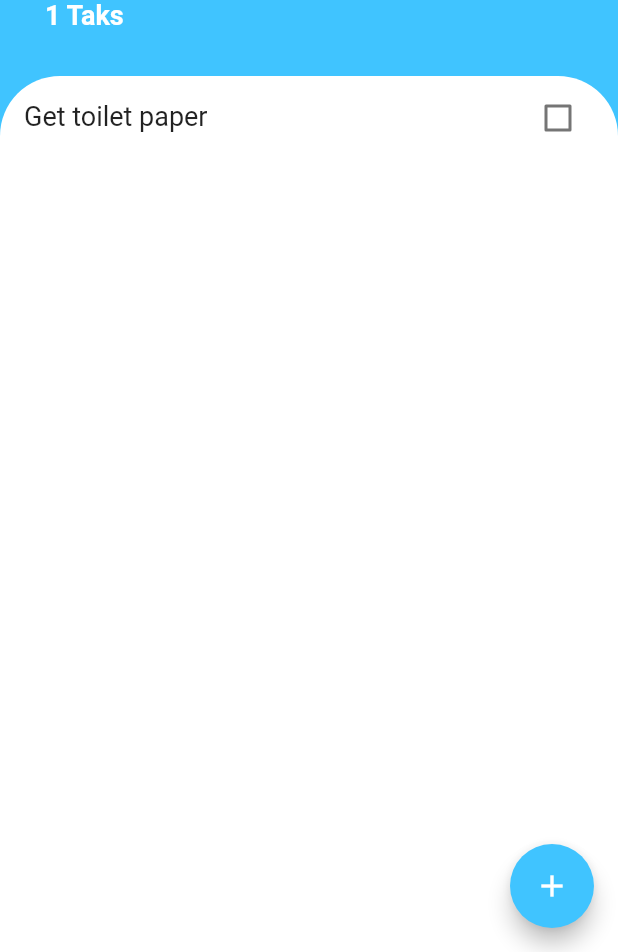
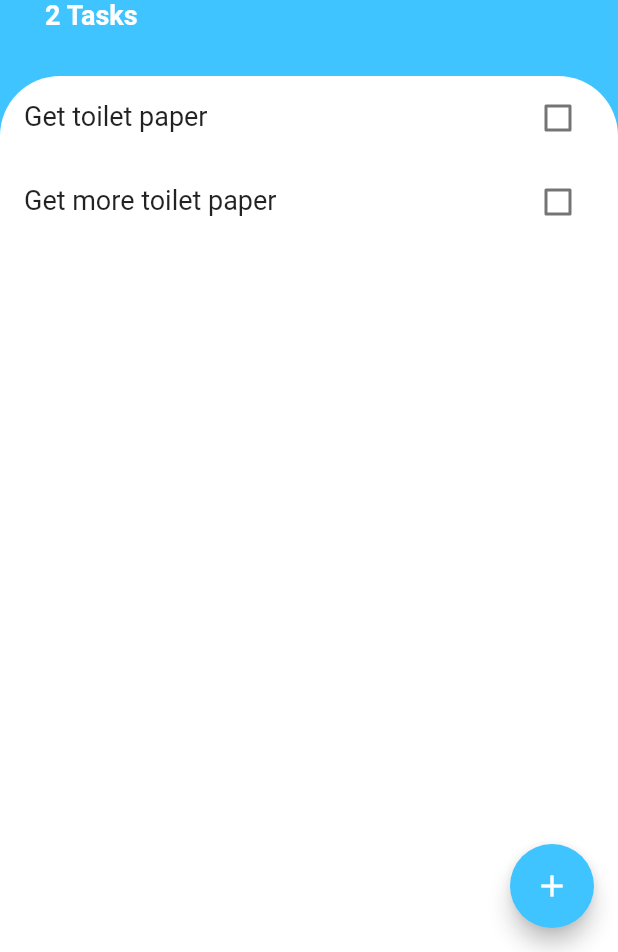
Before and after one commit to vfolz/todoey, a Flutter app: the screen it shows after launch, on a phone screen of 412 x 824 dp, the part 284-1236 px from its top. Run offline on Flutter 3.47's test engine with Material 2 defaults, Android fonts, the phone set to English and light mode, and no system bars.

```diff
--- a/lib/main.dart
+++ b/lib/main.dart
@@ -1,4 +1,5 @@
 import 'package:flutter/material.dart';
+import 'package:todoey/models/task_data.dart';
 import 'package:todoey/screens/task_screen.dart';
 import 'package:provider/provider.dart';
 
@@ -7,9 +8,11 @@ void main() => runApp(MyApp());
  class MyApp extends StatelessWidget {
    @override
    Widget build(BuildContext context) {
-     return MaterialApp(
-       home:TaskScreen(),
+     return ChangeNotifierProvider(create: (_)=> TaskData(),
+            child: MaterialApp(
+         home:TaskScreen(),
 
+       ),
      );
    }
  }
--- a/lib/models/task.dart
+++ b/lib/models/task.dart
@@ -1,4 +1,6 @@
-class Task {
+import 'package:flutter/cupertino.dart';
+
+class Task with ChangeNotifier {
   final String name;
   bool isDone;
 
@@ -6,5 +8,6 @@ class Task {
 
   void toggleDone() {
     isDone = !isDone;
+    notifyListeners();
   }
 }
--- /dev/null
+++ b/lib/models/task_data.dart
@@ -0,0 +1,24 @@
+import 'package:flutter/cupertino.dart';
+import 'package:todoey/models/task.dart';
+
+class TaskData with ChangeNotifier {
+ List<Task> tasks = [Task(name: 'Get toilet paper'),
+ Task(name: 'Get more toilet paper')
+ ];
+
+ void addTask(Task newTask){
+   tasks.add(newTask);
+   notifyListeners();
+ }
+
+ void completeTask(int taskIndex){
+   tasks[taskIndex].toggleDone();
+   notifyListeners();
+ }
+
+ void delteTaks(int taskIndex){
+   tasks.removeAt(taskIndex);
+   notifyListeners();
+ }
+
+}
--- a/lib/screens/task_screen.dart
+++ b/lib/screens/task_screen.dart
@@ -1,16 +1,10 @@
 import 'package:flutter/material.dart';
 import 'package:todoey/widgets/task_list.dart';
 import 'package:todoey/screens/add_task_screen.dart';
-import 'package:todoey/models/task.dart';
+import 'package:todoey/models/task_data.dart';
+import 'package:provider/provider.dart';
 
-class TaskScreen extends StatefulWidget {
-  @override
-  _TaskScreenState createState() => _TaskScreenState();
-}
-
-class _TaskScreenState extends State<TaskScreen> {
-  List<Task> tasks = [Task(name: 'Get toilet paper')];
-
+class TaskScreen extends StatelessWidget {
   @override
   Widget build(BuildContext context) {
     return Scaffold(
@@ -21,11 +15,7 @@ class _TaskScreenState extends State<TaskScreen> {
         onPressed: () {
           showModalBottomSheet(
               context: context,
-              builder: (context) => AddTaskScreen((newTask) {
-                    setState(() {
-                      tasks.add(Task(name: newTask));
-                    });
-                  }));
+              builder: (context) => AddTaskScreen());
         },
       ),
       body: Column(
@@ -56,7 +46,7 @@ class _TaskScreenState extends State<TaskScreen> {
                   ),
                 ),
                 Text(
-                  '${tasks.length} Taks',
+                  '${Provider.of<TaskData>(context).tasks.length} Tasks',
                   style: TextStyle(
                     color: Colors.white,
                     fontSize: 18.0,
@@ -73,7 +63,7 @@ class _TaskScreenState extends State<TaskScreen> {
                     borderRadius: BorderRadius.only(
                         topLeft: Radius.circular(40),
                         topRight: Radius.circular(40))),
-                child: TaskList(tasks)),
+                child: TaskList()),
           )
         ],
       ),
--- a/lib/widgets/task_list.dart
+++ b/lib/widgets/task_list.dart
@@ -1,32 +1,29 @@
 import 'package:flutter/material.dart';
-import 'package:todoey/models/task.dart';
+import 'package:todoey/models/task_data.dart';
 import 'package:todoey/widgets/task_tile.dart';
+import 'package:provider/provider.dart';
 
-class TaskList extends StatefulWidget {
-  TaskList(this.tasks);
-  final List<Task> tasks;
-  @override
-  _TaskListState createState() => _TaskListState();
-}
-
-class _TaskListState extends State<TaskList> {
-  List<Task> task = [Task(name: 'Get toilet paper')];
-
+class TaskList extends StatelessWidget {
   @override
   Widget build(BuildContext context) {
-    return ListView.builder(
-      itemBuilder: (context, index) {
-        return TaskTile(
-          text: widget.tasks[index].name,
-          isChecked: widget.tasks[index].isDone,
-          onChanged: (bool newValue) {
-            setState(() {
-              widget.tasks[index].toggleDone();
-            });
+    return Consumer<TaskData>(
+      builder: (context, taskData, child) {
+        return ListView.builder(
+          itemBuilder: (context, index) {
+            return TaskTile(
+              deleteTask: (){
+              taskData.delteTaks(index);
+              } ,
+              text: taskData.tasks[index].name,
+              isChecked: taskData.tasks[index].isDone,
+              onChanged: (bool newValue) {
+                taskData.completeTask(index);
+              },
+            );
           },
+          itemCount: taskData.tasks.length,
         );
       },
-      itemCount: widget.tasks.length,
     );
   }
 }
--- a/lib/widgets/task_tile.dart
+++ b/lib/widgets/task_tile.dart
@@ -4,10 +4,15 @@ class TaskTile extends StatelessWidget {
   final String text;
   final bool isChecked;
   final Function onChanged;
-  TaskTile({this.text, this.isChecked, this.onChanged});
+  final Function deleteTask;
+  TaskTile({this.text, this.isChecked, this.onChanged, @required this.deleteTask});
   @override
   Widget build(BuildContext context) {
-    return ListTile(
+    return Dismissible(
+      key: Key(text),
+      onDismissed: (direction) { deleteTask(); },
+      child: ListTile(
+         onLongPress: deleteTask,
           leading: Text(text,
               style: TextStyle(
                   fontSize: 18.0,
@@ -16,6 +21,7 @@ class TaskTile extends StatelessWidget {
             value: isChecked,
             onChanged: onChanged,
             activeColor: Colors.lightBlueAccent,
-        ));
+          )),
+    );
   }
 }
```
Also changed, not shown: lib/screens/add_task_screen.dart (+4 -4 lines). Lines whose indentation alone changed are shown as unchanged.
